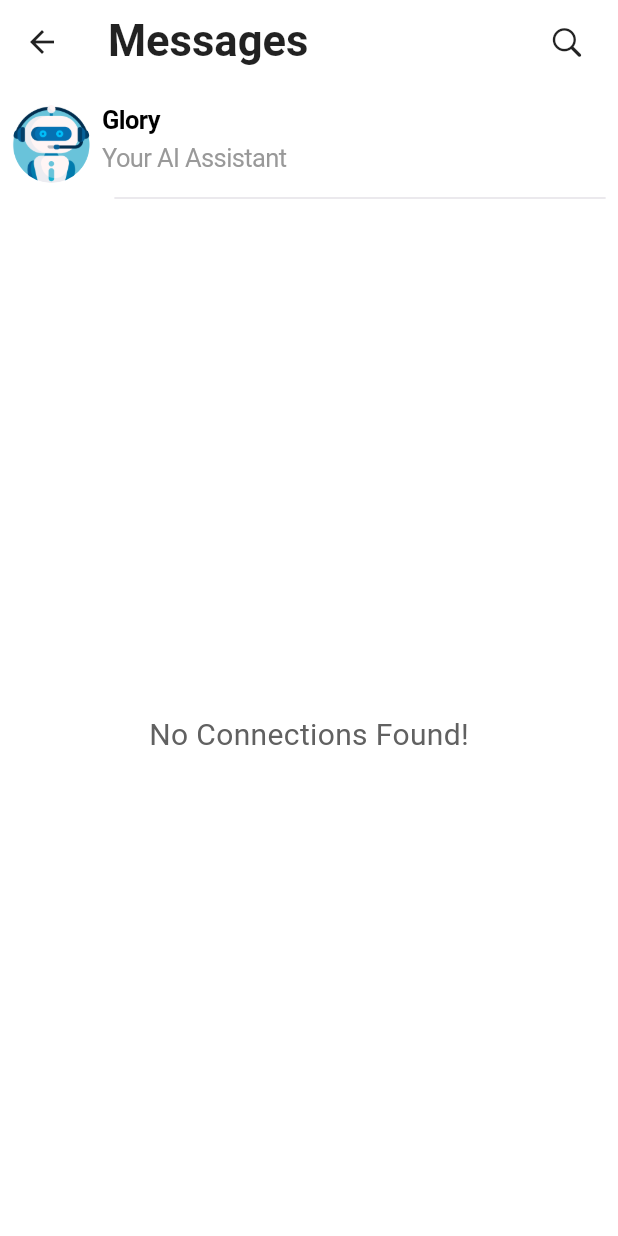
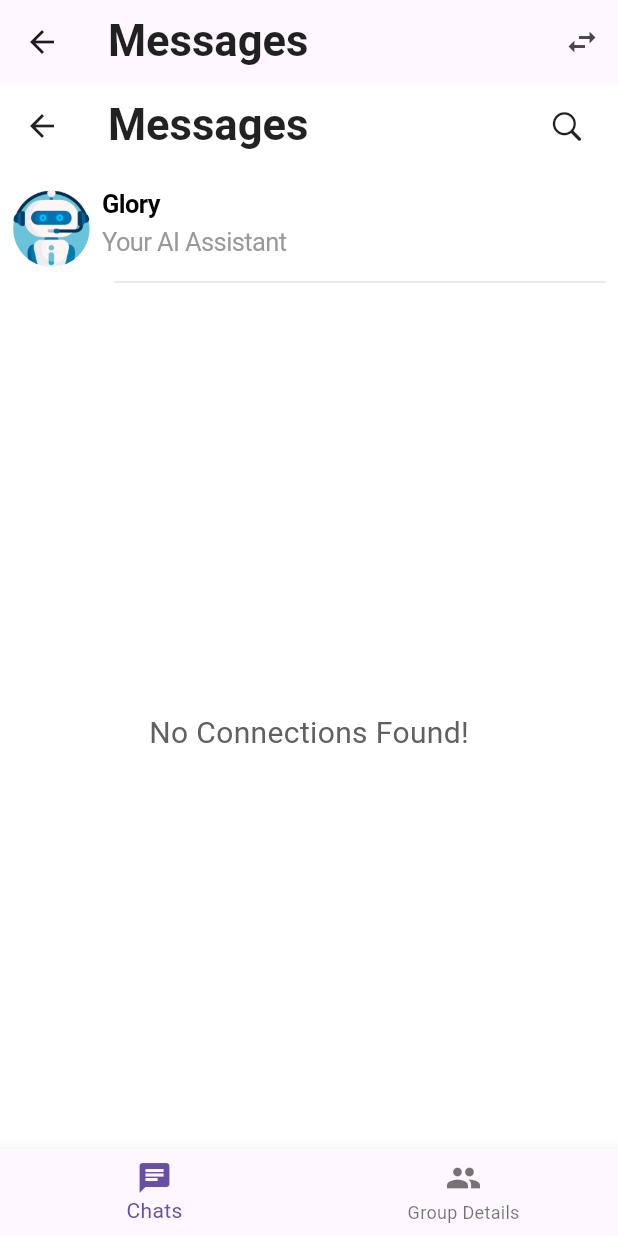
Before and after one commit to kamalnyan/GlobeGaze2, a Flutter app: the MainHome screen opened directly, after a tap on an icon or button, on a phone screen of 412 x 824 dp. Run offline on Flutter 3.47's test engine with Material 3 defaults, Android fonts, the phone set to English and light mode, and no system bars; our stand-ins replace audioplayers, cached_network_image, cloud_firestore, cool_alert, emoji_picker_flutter, firebase_auth and 24 more; missing offline and left inert: email_otp, encrypt, firebase_app_check, photo_manager, wechat_assets_picker, zego_uikit and 1 more; accounts and stored records are empty; network calls fail; project files that could hold a hidden picture were left out.

```diff
--- /dev/null
+++ b/lib/Screens/chat/Chats.dart
@@ -0,0 +1,85 @@
+import 'package:flutter/material.dart';
+import 'package:globegaze/themes/colors.dart';
+
+import '../../screens/group_join_screen.dart';
+import 'chatList_ui.dart';
+
+class SwipeableScreens extends StatefulWidget {
+  const SwipeableScreens({Key? key}) : super(key: key);
+
+  @override
+  State<SwipeableScreens> createState() => _SwipeableScreensState();
+}
+
+class _SwipeableScreensState extends State<SwipeableScreens> {
+  final PageController _pageController = PageController(initialPage: 0);
+  int _currentPage = 0;
+
+  @override
+  void dispose() {
+    _pageController.dispose();
+    super.dispose();
+  }
+
+  void _onPageChanged(int page) {
+    setState(() {
+      _currentPage = page;
+    });
+  }
+
+  @override
+  Widget build(BuildContext context) {
+    return Scaffold(
+      appBar: AppBar(
+        title: Text(_currentPage == 0 ? 'Messages' : 'Groups',
+          style: TextStyle(
+            fontSize: 29,
+            fontFamily: 'MonaSans',
+            fontWeight: FontWeight.bold,
+            color: textColor(context),
+          ),
+        ),
+        actions: [
+          IconButton(
+            icon: const Icon(Icons.swap_horiz),
+            onPressed: () {
+              _pageController.animateToPage(
+                _currentPage == 0 ? 1 : 0,
+                duration: const Duration(milliseconds: 300),
+                curve: Curves.easeInOut,
+              );
+            },
+          ),
+        ],
+      ),
+      body: PageView(
+        controller: _pageController,
+        onPageChanged: _onPageChanged,
+        children: [
+          ChatList(),
+          GroupJoinScreen(),
+        ],
+      ),
+      bottomNavigationBar: BottomNavigationBar(
+        currentIndex: _currentPage,
+        onTap: (index) {
+          _pageController.animateToPage(
+            index,
+            duration: const Duration(milliseconds: 300),
+            curve: Curves.easeInOut,
+          );
+        },
+        items: const [
+          BottomNavigationBarItem(
+            icon: Icon(Icons.chat),
+            label: 'Chats',
+          ),
+          BottomNavigationBarItem(
+            icon: Icon(Icons.group),
+            label: 'Group Details',
+          ),
+        ],
+      ),
+    );
+  }
+}
--- a/lib/Screens/home_screens/main_home.dart
+++ b/lib/Screens/home_screens/main_home.dart
@@ -10,6 +10,7 @@ import 'package:line_icons/line_icons.dart';
 import '../../RequestPermissions/permissions.dart';
 import '../../themes/colors.dart';
 import '../Notifaction/notifactions.dart';
+import '../chat/Chats.dart';
 import '../chat/chatList_ui.dart';
 import '../../screens/group_join_screen.dart';
 import 'add.dart';
@@ -94,10 +95,6 @@ class _MainHomeState extends State<MainHome> {
                   text: 'Add',
                 ),
                 GButton(
-                  icon: LineIcons.users,
-                  text: 'Groups',
-                ),
-                GButton(
                   icon: LineIcons.user,
                   text: 'Profile',
                 ),
@@ -172,7 +169,7 @@ class _MainHomeState extends State<MainHome> {
               icon: Icon(FontAwesomeIcons.facebookMessenger, color: textColor(context)),
               onPressed: () {
                 Navigator.push(
-                    context, MaterialPageRoute(builder: (context) => ChatList()));
+                    context, MaterialPageRoute(builder: (context) => SwipeableScreens()));
               },
             ),
             const SizedBox(width: 15),
@@ -202,7 +199,6 @@ class _MainHomeState extends State<MainHome> {
     Explore(),
     SearchPage(),
     AddPage(),
-    GroupJoinScreen(),
     ProfilePage(),
   ];
 }
--- a/lib/components/chat_components/message_bubble.dart
+++ b/lib/components/chat_components/message_bubble.dart
@@ -1,6 +1,5 @@
 import 'package:flutter/material.dart';
 import 'package:intl/intl.dart';
-import '../../themes/colors.dart';
 
 class MessageBubble extends StatelessWidget {
   final String message;
```
Also changed, not shown: 4 other files.
